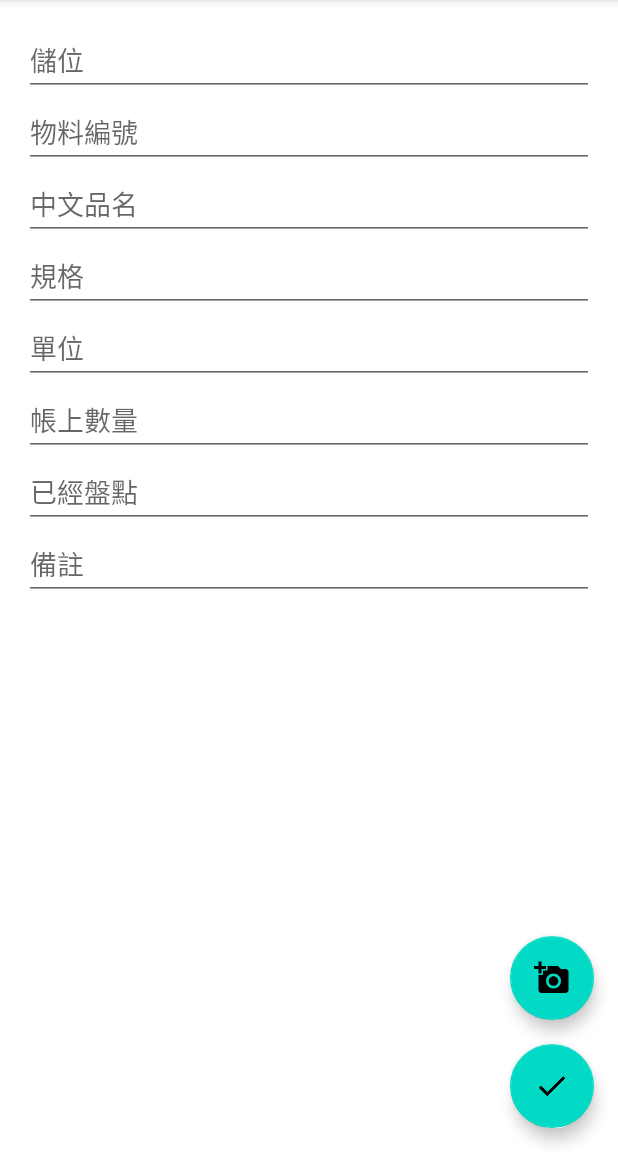
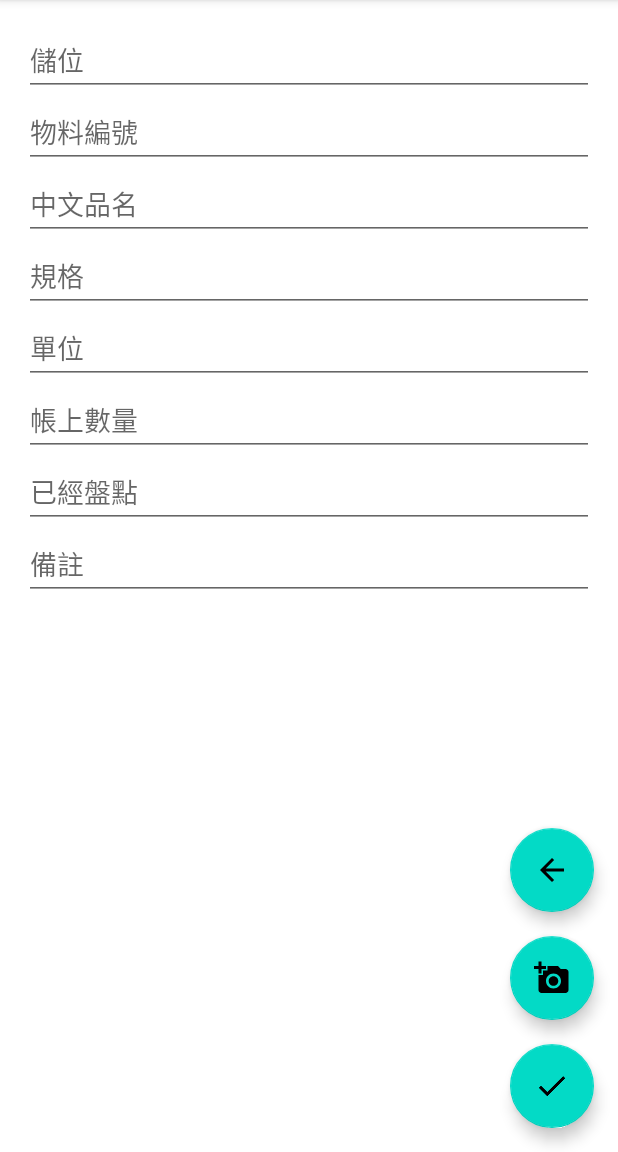
Before and after one commit to chhsiao121/APP-Warehouse-management-system, an Android app: the NewPostFragment screen opened through its navigation route, on a phone screen of 412 x 824 dp, the part 84-1236 px from its top. Run offline under Robolectric (Android 15) with nearby library versions, the phone set to English and light mode, and no system bars; our stand-ins replace Firebase (no records; nobody signed in at launch, a user with empty details on screens opened directly); pictures from the network do not load.

Commit message:
Add FAB_back

```diff
--- a/database/app/src/main/java/com/google/firebase/quickstart/database/java/NewPostFragment.java
+++ b/database/app/src/main/java/com/google/firebase/quickstart/database/java/NewPostFragment.java
@@ -53,6 +53,8 @@ public class NewPostFragment extends BaseFragment {
     @Override
     public View onCreateView(@NonNull LayoutInflater inflater, @Nullable ViewGroup container, @Nullable Bundle savedInstanceState) {
         binding = FragmentNewPostBinding.inflate(inflater, container, false);
+        binding.fabSubmitPost.show();
+        binding.fabback.show();
         return binding.getRoot();
     }
 
@@ -71,7 +73,16 @@ public class NewPostFragment extends BaseFragment {
         binding.fabSubmitPost.setOnClickListener(new View.OnClickListener() {
             @Override
             public void onClick(View v) {
+                binding.fabSubmitPost.hide();
                 submitPost();
+            }
+        });
+        binding.fabback.setOnClickListener(new View.OnClickListener() {
+            @Override
+            public void onClick(View v) {
+                binding.fabback.hide();
+                NavHostFragment.findNavController(NewPostFragment.this)
+                        .navigate(R.id.action_NewPostFragment_to_MainFragment);
             }
         });
     }
--- /dev/null
+++ b/database/app/src/main/res/drawable/ic_baseline_arrow_back_24.xml
@@ -0,0 +1,11 @@
+<vector xmlns:android="http://schemas.android.com/apk/res/android"
+    android:width="24dp"
+    android:height="24dp"
+    android:viewportWidth="24"
+    android:viewportHeight="24"
+    android:tint="?attr/colorControlNormal"
+    android:autoMirrored="true">
+  <path
+      android:fillColor="@android:color/white"
+      android:pathData="M20,11H7.83l5.59,-5.59L12,4l-8,8 8,8 1.41,-1.41L7.83,13H20v-2z"/>
+</vector>
--- a/database/app/src/main/res/layout/activity_new_post.xml
+++ b/database/app/src/main/res/layout/activity_new_post.xml
@@ -40,6 +40,7 @@
         app:layout_constraintTop_toBottomOf="@+id/fieldTitle"
         />
 
+
     <com.google.android.material.floatingactionbutton.FloatingActionButton
         android:id="@+id/fabSubmitPost"
         android:layout_width="wrap_content"
--- a/database/app/src/main/res/layout/fragment_new_post.xml
+++ b/database/app/src/main/res/layout/fragment_new_post.xml
@@ -154,15 +154,28 @@
         app:layout_constraintBottom_toTopOf="@+id/fabSubmitPost"
         app:layout_constraintEnd_toEndOf="parent" />
 
+
+    <com.google.android.material.floatingactionbutton.FloatingActionButton
+        android:id="@+id/fabback"
+        android:layout_width="wrap_content"
+        android:layout_height="wrap_content"
+        android:layout_marginEnd="16dp"
+        android:layout_marginRight="16dp"
+        android:layout_marginBottom="16dp"
+        android:src="@drawable/ic_baseline_arrow_back_24"
+        app:layout_constraintBottom_toTopOf="@+id/fabAddImage"
+        app:layout_constraintEnd_toEndOf="parent" />
+
     <ImageView
         android:id="@+id/imageView"
-        android:layout_width="174dp"
-        android:layout_height="163dp"
-        android:layout_marginBottom="36dp"
+        android:layout_width="212dp"
+        android:layout_height="184dp"
+        android:layout_marginBottom="112dp"
         app:layout_constraintBottom_toBottomOf="parent"
         app:layout_constraintEnd_toEndOf="parent"
-        app:layout_constraintHorizontal_bias="0.156"
+        app:layout_constraintHorizontal_bias="0.497"
         app:layout_constraintStart_toStartOf="parent"
         tools:srcCompat="@tools:sample/backgrounds/scenic" />
 
+
 </androidx.constraintlayout.widget.ConstraintLayout>
```
Also changed, not shown: database/app/src/main/res/drawable/ic_baseline_add_24.xml (added, +10 -0 lines).
